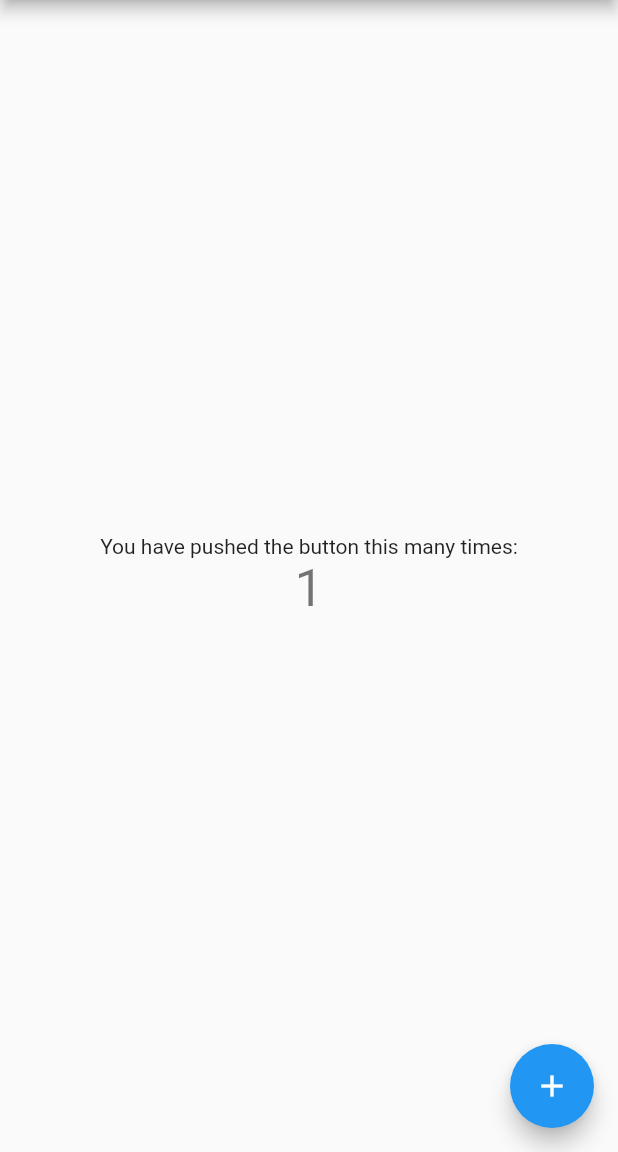
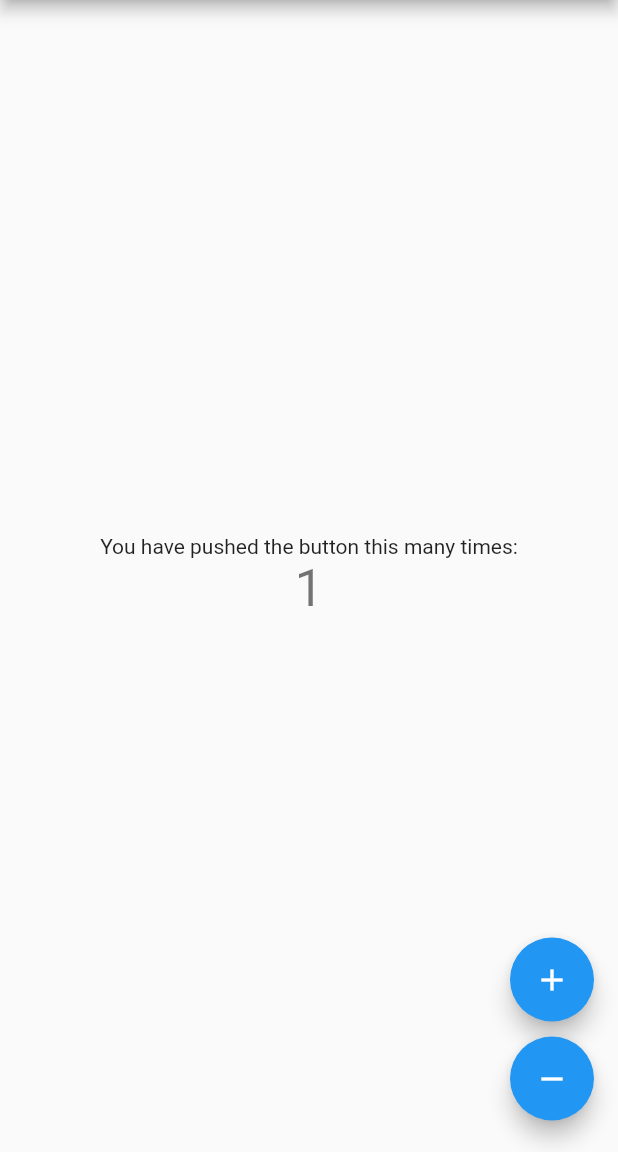
Before and after one commit to putrautama007/flutter_modular_simple, a Flutter app: the screen it shows after launch, after a tap on the "add" icon, on a phone screen of 412 x 824 dp, the part 84-1236 px from its top. Run offline on Flutter 3.47's test engine with Material 2 defaults, Android fonts, the phone set to English and light mode, and no system bars; our stand-ins replace equatable, flutter_bloc.

```diff
--- a/lib/main.dart
+++ b/lib/main.dart
@@ -1,29 +1,20 @@
 import 'package:flutter/material.dart';
+import 'package:flutter_bloc/flutter_bloc.dart';
+import 'counter_bloc/counter_bloc.dart';
+import 'counter_bloc/counter_event.dart';
+import 'counter_bloc/counter_state.dart';
 
 void main() {
   runApp(MyApp());
 }
 
 class MyApp extends StatelessWidget {
-  // This widget is the root of your application.
   @override
   Widget build(BuildContext context) {
     return MaterialApp(
       title: 'Flutter Demo',
       theme: ThemeData(
-        // This is the theme of your application.
-        //
-        // Try running your application with "flutter run". You'll see the
-        // application has a blue toolbar. Then, without quitting the app, try
-        // changing the primarySwatch below to Colors.green and then invoke
-        // "hot reload" (press "r" in the console where you ran "flutter run",
-        // or simply save your changes to "hot reload" in a Flutter IDE).
-        // Notice that the counter didn't reset back to zero; the application
-        // is not restarted.
         primarySwatch: Colors.blue,
-        // This makes the visual density adapt to the platform that you run
-        // the app on. For desktop platforms, the controls will be smaller and
-        // closer together (more dense) than on mobile platforms.
         visualDensity: VisualDensity.adaptivePlatformDensity,
       ),
       home: MyHomePage(title: 'Flutter Demo Home Page'),
@@ -34,15 +25,6 @@ class MyApp extends StatelessWidget {
 class MyHomePage extends StatefulWidget {
   MyHomePage({Key key, this.title}) : super(key: key);
 
-  // This widget is the home page of your application. It is stateful, meaning
-  // that it has a State object (defined below) that contains fields that affect
-  // how it looks.
-
-  // This class is the configuration for the state. It holds the values (in this
-  // case the title) provided by the parent (in this case the App widget) and
-  // used by the build method of the State. Fields in a Widget subclass are
-  // always marked "final".
-
   final String title;
 
   @override
@@ -50,68 +32,53 @@ class MyHomePage extends StatefulWidget {
 }
 
 class _MyHomePageState extends State<MyHomePage> {
-  int _counter = 0;
-
-  void _incrementCounter() {
-    setState(() {
-      // This call to setState tells the Flutter framework that something has
-      // changed in this State, which causes it to rerun the build method below
-      // so that the display can reflect the updated values. If we changed
-      // _counter without calling setState(), then the build method would not be
-      // called again, and so nothing would appear to happen.
-      _counter++;
-    });
-  }
-
   @override
   Widget build(BuildContext context) {
-    // This method is rerun every time setState is called, for instance as done
-    // by the _incrementCounter method above.
-    //
-    // The Flutter framework has been optimized to make rerunning build methods
-    // fast, so that you can just rebuild anything that needs updating rather
-    // than having to individually change instances of widgets.
+    return BlocProvider(
+      create: (context) => CounterBloc(),
+      child: BlocBuilder<CounterBloc, CounterState>(builder: (context, state) {
         return Scaffold(
           appBar: AppBar(
-        // Here we take the value from the MyHomePage object that was created by
-        // the App.build method, and use it to set our appbar title.
             title: Text(widget.title),
           ),
           body: Center(
-        // Center is a layout widget. It takes a single child and positions it
-        // in the middle of the parent.
             child: Column(
-          // Column is also a layout widget. It takes a list of children and
-          // arranges them vertically. By default, it sizes itself to fit its
-          // children horizontally, and tries to be as tall as its parent.
-          //
-          // Invoke "debug painting" (press "p" in the console, choose the
-          // "Toggle Debug Paint" action from the Flutter Inspector in Android
-          // Studio, or the "Toggle Debug Paint" command in Visual Studio Code)
-          // to see the wireframe for each widget.
-          //
-          // Column has various properties to control how it sizes itself and
-          // how it positions its children. Here we use mainAxisAlignment to
-          // center the children vertically; the main axis here is the vertical
-          // axis because Columns are vertical (the cross axis would be
-          // horizontal).
               mainAxisAlignment: MainAxisAlignment.center,
               children: <Widget>[
                 Text(
                   'You have pushed the button this many times:',
                 ),
                 Text(
-              '$_counter',
+                  '${state.counter}',
                   style: Theme.of(context).textTheme.headline4,
                 ),
               ],
             ),
           ),
-      floatingActionButton: FloatingActionButton(
-        onPressed: _incrementCounter,
+          floatingActionButton: Column(
+            crossAxisAlignment: CrossAxisAlignment.end,
+            mainAxisAlignment: MainAxisAlignment.end,
+            children: [
+              Padding(
+                padding: EdgeInsets.symmetric(vertical: 5.0),
+                child: FloatingActionButton(
+                  onPressed: () => context.bloc<CounterBloc>().add(Increment()),
                   tooltip: 'Increment',
                   child: Icon(Icons.add),
-      ), // This trailing comma makes auto-formatting nicer for build methods.
+                ),
+              ),
+              Padding(
+                padding: EdgeInsets.symmetric(vertical: 5.0),
+                child: FloatingActionButton(
+                  onPressed: () => context.bloc<CounterBloc>().add(Decrement()),
+                  tooltip: 'Decrement',
+                  child: Icon(Icons.remove),
+                ),
+              ),
+            ],
+          ),
+        );
+      }),
     );
   }
 }
```
Lines whose indentation alone changed are shown as unchanged.
